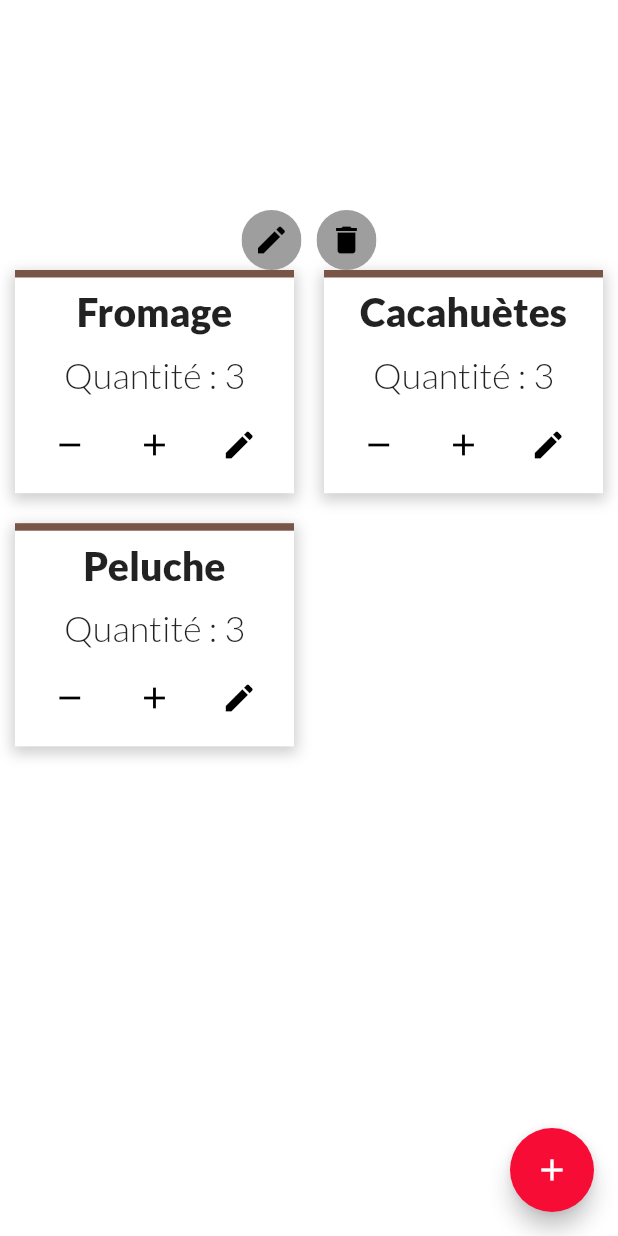
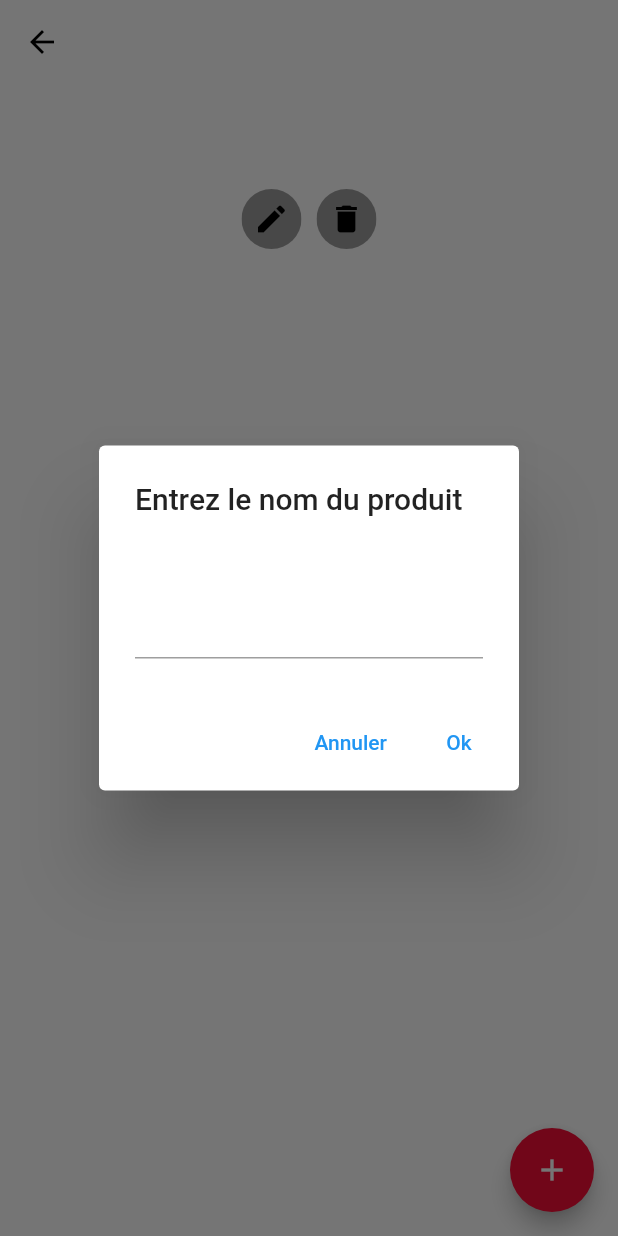
Before and after one commit to Thomega35/InventoryWeiApp, a Flutter app: the Inventory screen opened directly with empty values, after a tap on the "add" icon, on a phone screen of 412 x 824 dp. Run offline on Flutter 3.47's test engine with Material 2 defaults, Android fonts, the phone set to English and light mode, and no system bars; our stand-ins replace google_fonts.

Commit message:
Last version
Problem with deleting inventory

```diff
--- a/lib/InventoryPage.dart
+++ b/lib/InventoryPage.dart
@@ -11,17 +11,10 @@ class Inventory extends StatefulWidget {
   final MaterialColor mainColor;
   final MaterialColor secondColor;
   final String title;
-  final List<Product> products = [
-    Product("Fromage", 2),
-    Product("Cacahuètes", 3),
-    Product("Peluche", 3),
-  ];
-  final List<MaterialColor> productsColors = [
-    MyHomePage.randomMaterialColor(),
-    MyHomePage.randomMaterialColor(),
-    MyHomePage.randomMaterialColor(),
-  ];
-  Inventory({Key? keyI, required this.mainColor, required this.secondColor, required this.title}) : super(key: keyI);
+  final VoidCallback removeInventory;
+  final List<Product> products = [];
+  final List<MaterialColor> productsColors = [];
+  Inventory({Key? keyI, required this.mainColor, required this.secondColor, required this.title, required this.removeInventory}) : super(key: keyI);
   @override
   State<Inventory> createState() => _InventoryState();
 }
@@ -84,25 +77,20 @@ class _InventoryState extends State<Inventory> {
     ChangeNamePopUp()
         .show(context, "Entrez le nom de l'inventaire", "", renameInventory);
   }
-  todo() {
-    // TODO: implement TODO
-    throw UnimplementedError();
-  }
+
 
   @override
   Widget build(BuildContext context) {
     return Scaffold(
+      appBar: AppBar(),
       body: Center(
         child: Column(
           mainAxisAlignment: MainAxisAlignment.center,
           children: <Widget>[
-            Container(
-              height: 80,
-            ), // Box to create padding on the top of the screen
             SizedBox(
               height: 60,
               child : Text(
-                widget.title,
+                name,
                 style: Theme.of(context).textTheme.headline1,
               ),
             ), //Title of the inventory
@@ -123,15 +111,16 @@ class _InventoryState extends State<Inventory> {
                     ),
                   ),
                 ),
-                Container(
+                const SizedBox(
                   width: 10,
+                  height: 60,
                 ),
                 ClipOval(
                   child: Material(
                     color: widget.secondColor,
                     child: InkWell(
                       splashColor: widget.mainColor,
-                      onTap: todo,
+                      onTap: widget.removeInventory,
                       child: const SizedBox(
                         width: 40,
                         height: 40,
```
Also changed, not shown: lib/main.dart (+16 -5 lines).
